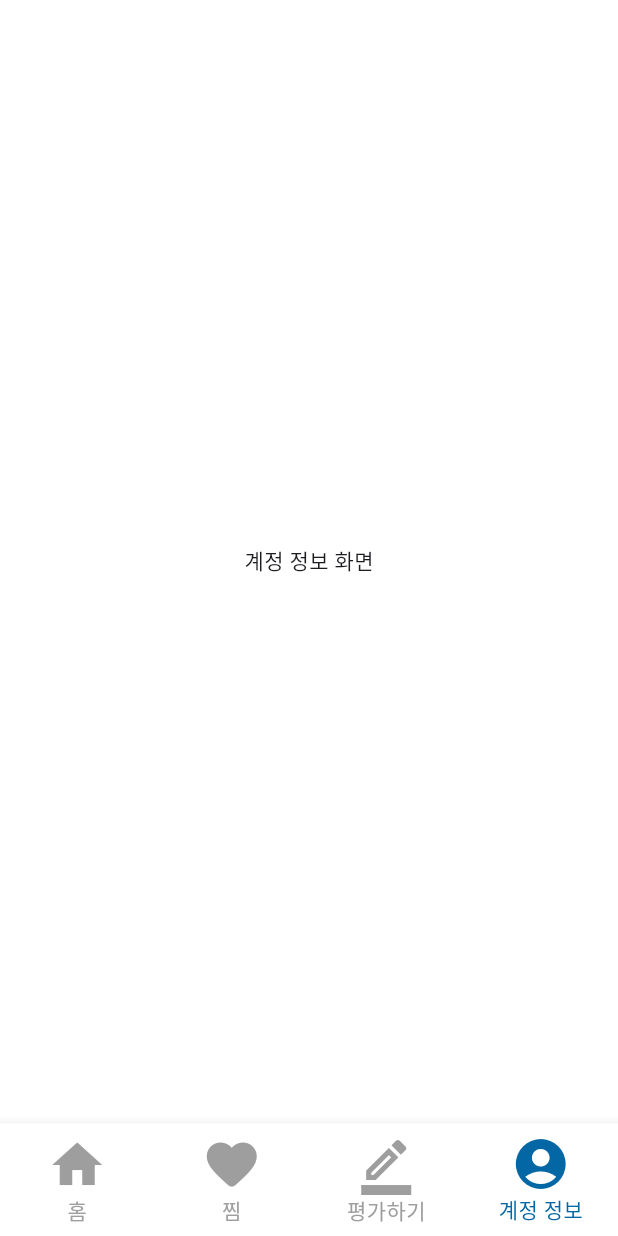
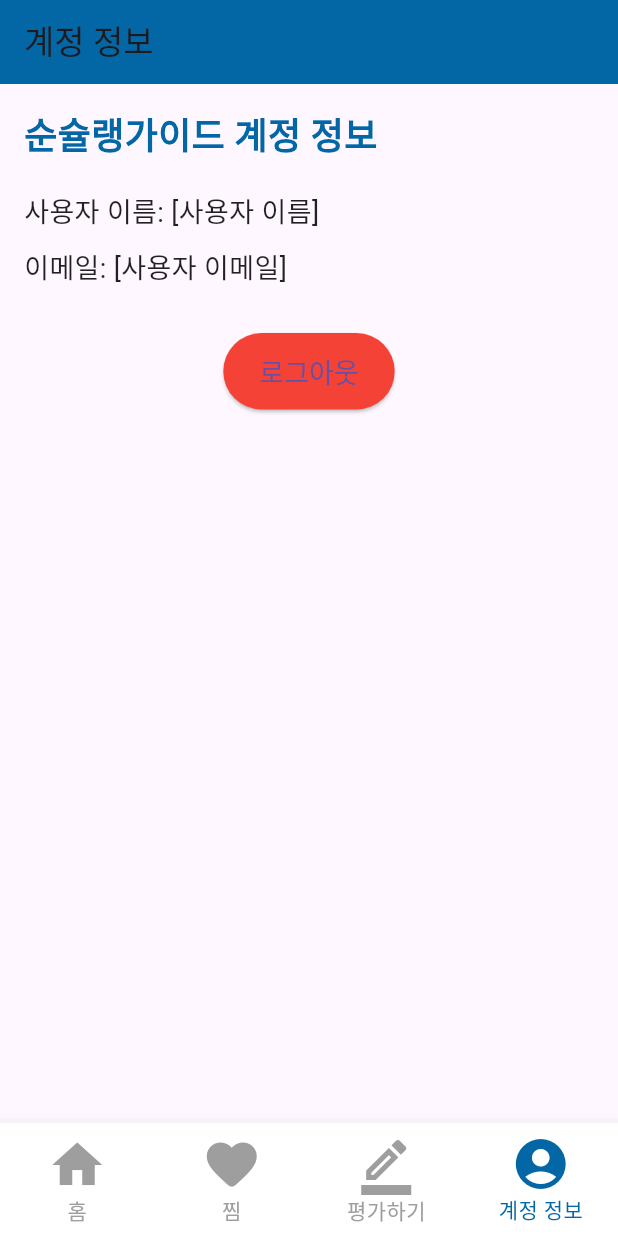
Before and after one commit to SummerToday/Soon-Sulleng-Guide-App, a Flutter app: the Loby screen opened directly, item 4 of the bottom bar chosen, on a phone screen of 412 x 824 dp. Run offline on Flutter 3.47's test engine with Material 3 defaults, Android fonts, the phone set to English and light mode, and no system bars; our stand-ins replace flutter_animate, flutter_secure_storage, font_awesome_flutter, google_sign_in; accounts and stored records are empty; network calls fail; Roboto replaces fonts that are missing (Yangjin).

Commit message:
구글 로그인 기능 구현 완료

```diff
--- /dev/null
+++ b/lib/AccountInfo.dart
@@ -0,0 +1,80 @@
+import 'package:flutter/material.dart';
+import 'package:google_sign_in/google_sign_in.dart';
+import 'Account/Login.dart';  // 로그인 페이지로 이동하기 위한 import
+
+class AccountInfo extends StatefulWidget {
+  @override
+  _AccountInfoState createState() => _AccountInfoState();
+}
+
+class _AccountInfoState extends State<AccountInfo> {
+  GoogleSignIn _googleSignIn = GoogleSignIn();
+
+  // 로그아웃 처리 함수
+  Future<void> _handleSignOut() async {
+    try {
+      await _googleSignIn.signOut();
+      // 로그아웃 후 로그인 화면으로 이동
+      Navigator.pushReplacement(
+        context,
+        MaterialPageRoute(builder: (context) => LoginWidget()),  // 로그인 화면으로 이동
+      );
+    } catch (error) {
+      print('로그아웃 에러: $error');
+    }
+  }
+
+  @override
+  Widget build(BuildContext context) {
+    return Scaffold(
+      appBar: AppBar(
+        title: Text('계정 정보'),
+        backgroundColor: Color(0xFF0367A6),
+      ),
+      body: Padding(
+        padding: const EdgeInsets.all(16.0),
+        child: Column(
+          crossAxisAlignment: CrossAxisAlignment.start,
+          children: [
+            Text(
+              '순슐랭가이드 계정 정보',
+              style: TextStyle(
+                fontSize: 24,
+                fontWeight: FontWeight.bold,
+                color: Color(0xFF0367A6),
+              ),
+            ),
+            SizedBox(height: 20),
+            Text(
+              '사용자 이름: [사용자 이름]',
+              style: TextStyle(
+                fontSize: 18,
+                color: Colors.black87,
+              ),
+            ),
+            SizedBox(height: 10),
+            Text(
+              '이메일: [사용자 이메일]',
+              style: TextStyle(
+                fontSize: 18,
+                color: Colors.black87,
+              ),
+            ),
+            SizedBox(height: 30),
+            Center(
+              child: ElevatedButton(
+                onPressed: _handleSignOut,  // 로그아웃 버튼 누르면 실행
+                child: Text('로그아웃'),
+                style: ElevatedButton.styleFrom(
+                  backgroundColor: Colors.red,  // 로그아웃 버튼 색상 (primary -> backgroundColor로 수정)
+                  padding: EdgeInsets.symmetric(horizontal: 24, vertical: 12),
+                  textStyle: TextStyle(fontSize: 18),
+                ),
+              ),
+            ),
+          ],
+        ),
+      ),
+    );
+  }
+}
--- a/lib/FavoriteList.dart
+++ b/lib/FavoriteList.dart
@@ -30,7 +30,7 @@ class FavoriteList extends StatelessWidget {
                         child: Image.asset(
                           'assets/images/swapped_dishs.png', // 아이콘 경로
                           width: 75,
-                          height: 57,
+                          height: 50,
                           fit: BoxFit.cover,
                         ),
                       ),
--- a/lib/Home.dart
+++ b/lib/Home.dart
@@ -1,6 +1,10 @@
 import 'package:flutter/material.dart';
+import 'dart:io'; // iOS용 종료 메서드 사용을 위해 추가
+import 'package:flutter/services.dart'; // 안드로이드 앱 종료를 위해 추가
+
 import 'Favoritelist.dart'; // FavoriteList 화면 임포트
 import 'WriteReview.dart';
+import '../AccountInfo.dart';
 
 class Loby extends StatefulWidget {
   @override
@@ -12,13 +16,14 @@ class _LobyState extends State<Loby> {
   List<bool> _isLikedDessert = [false, false, false, false];
 
   int _selectedIndex = 0; // 선택된 탭의 인덱스를 저장하는 변수, 기본은 홈(0)
+  DateTime? _lastBackPressed; // 마지막으로 뒤로가기 버튼을 누른 시간을 저장하는 변수
 
   // 각 페이지들을 담는 리스트
   final List<Widget> _pages = [
     LobyPage(),         // 홈 화면
     FavoriteList(),  // 찜 화면
     WriteReview(),  // 평가하기 화면
-    AccountScreen()  // 계정 정보 화면
+    AccountInfo()  // 계정 정보 화면
   ];
 
   void _onItemTapped(int index) {
@@ -27,9 +32,38 @@ class _LobyState extends State<Loby> {
     });
   }
 
+  // 뒤로가기 버튼 두 번 클릭 시 앱 종료
+  Future<bool> _onWillPop() async {
+    final now = DateTime.now();
+    final maxDuration = Duration(seconds: 2); // 2초 내에 다시 뒤로가기를 눌러야 종료
+    final isWarning = _lastBackPressed == null || now.difference(_lastBackPressed!) > maxDuration;
+
+    if (isWarning) {
+      _lastBackPressed = now;
+      // Snackbar로 경고 메시지 표시
+      ScaffoldMessenger.of(context).showSnackBar(
+        SnackBar(
+          content: Text('한 번 더 누르면 앱이 종료됩니다.'),
+          duration: Duration(seconds: 2),
+        ),
+      );
+      return Future.value(false); // 앱을 종료하지 않음
+    } else {
+      // 2초 이내에 두 번째로 뒤로가기를 누르면 앱 종료
+      if (Platform.isAndroid) {
+        SystemNavigator.pop(); // 안드로이드 앱 종료
+      } else if (Platform.isIOS) {
+        exit(0); // iOS 앱 종료
+      }
+      return Future.value(true);
+    }
+  }
+
   @override
   Widget build(BuildContext context) {
-    return Scaffold(
+    return WillPopScope(
+      onWillPop: _onWillPop, // 뒤로가기 시 경고 메시지 표시
+      child: Scaffold(
         backgroundColor: Colors.white,
         body: IndexedStack(
           index: _selectedIndex, // 현재 선택된 페이지 인덱스
@@ -77,6 +111,7 @@ class _LobyState extends State<Loby> {
             selectedItemColor: Color(0xFF0367A6), // 선택된 아이템 색상
             unselectedItemColor: Colors.grey, // 선택되지 않은 아이템 색상
             backgroundColor: Colors.white, // 배경은 Container에서 처리
+          ),
         ),
       ),
     );
--- a/pubspec.yaml
+++ b/pubspec.yaml
@@ -29,6 +29,7 @@ environment:
 # the latest version available on pub.dev. To see which dependencies have newer
 # versions available, run `flutter pub outdated`.
 dependencies:
+  flutter_secure_storage: ^9.2.2
   flutter:
     sdk: flutter
   flutter_animate: ^3.0.0
@@ -67,11 +68,13 @@ flutter:
 
   assets:
     - assets/images/
+    - lib/config/google-auth.json
 
   fonts:
     - family: Yangjin
       fonts:
         - asset: assets/fonts/Yangjin.otf
+
   # To add assets to your application, add an assets section, like this:
   # assets:
   #   - images/a_dot_burr.jpeg
```
Also changed, not shown: lib/Account/login.dart (+48 -10 lines), lib/main.dart (+58 -5 lines), pubspec.lock, 10 other files. Lines whose indentation alone changed are shown as unchanged.
